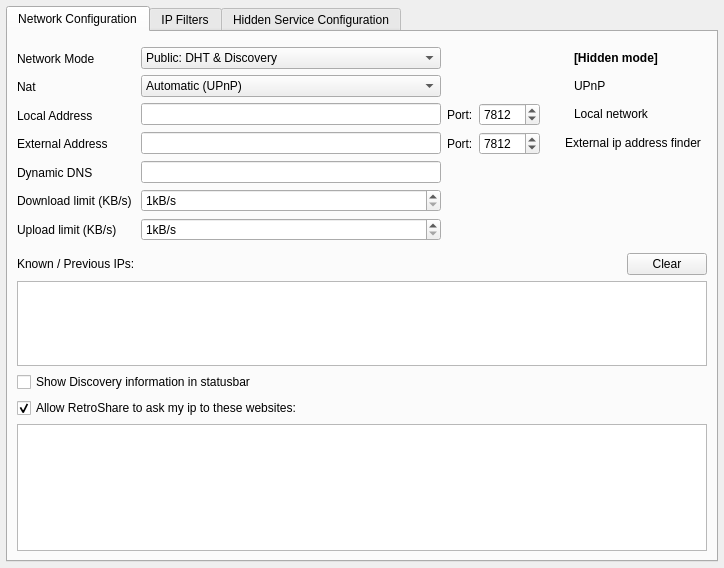
First picture: the form in retroshare-gui/src/gui/settings/ServerPage.ui, repository RetroShare/RetroShare, before the edit.
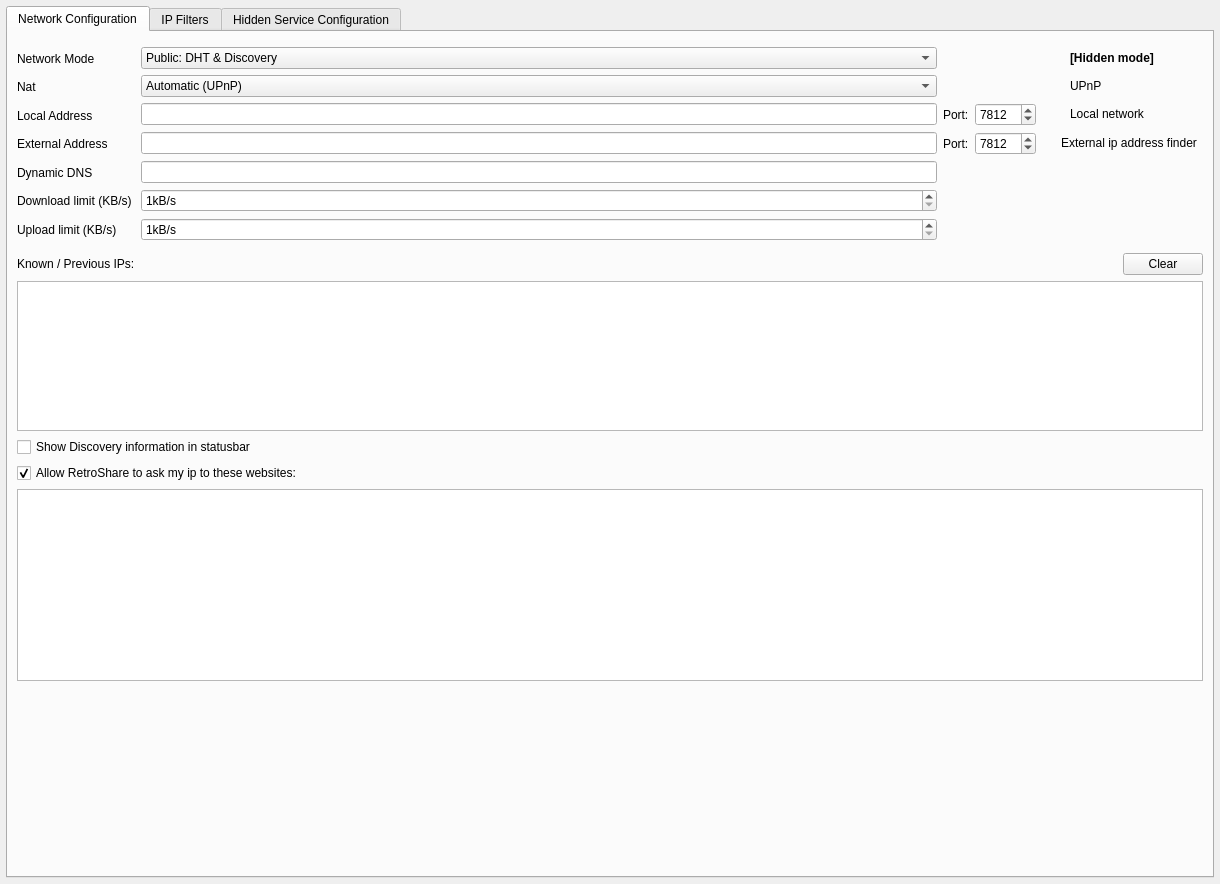
Second picture: the form after the edit. The open tabs and pages were chosen to show the change. Icons and pictures are not drawn.

Commit message: pass over settings to improve layouts

What changed in the file:
```diff
--- a/retroshare-gui/src/gui/settings/ServerPage.ui
+++ b/retroshare-gui/src/gui/settings/ServerPage.ui
@@ -6,8 +6,8 @@
    <rect>
     <x>0</x>
     <y>0</y>
-    <width>724</width>
-    <height>568</height>
+    <width>1220</width>
+    <height>884</height>
    </rect>
   </property>
   <layout class="QVBoxLayout" name="ServerPageVLayout">
@@ -506,6 +506,19 @@
          </property>
         </widget>
        </item>
+       <item row="6" column="0">
+        <spacer name="verticalSpacer">
+         <property name="orientation">
+          <enum>Qt::Vertical</enum>
+         </property>
+         <property name="sizeHint" stdset="0">
+          <size>
+           <width>20</width>
+           <height>40</height>
+          </size>
+         </property>
+        </spacer>
+       </item>
       </layout>
       <zorder>showDiscStatusBar</zorder>
       <zorder>allowIpDeterminationCB</zorder>
```
Left out of the diff: 16 changed lines with no effect on the pictures. The commit also changes 6 other files.
